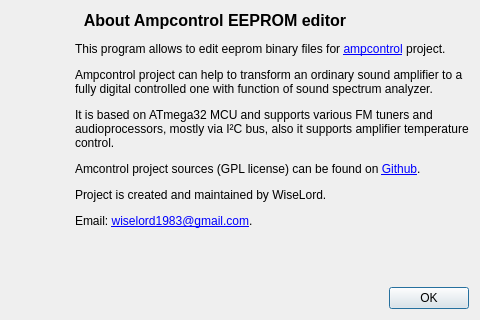
This is editor/aboutdialog.ui in WiseLord/ampcontrol as Qt 5 draws it before an edit. The edited form follows.
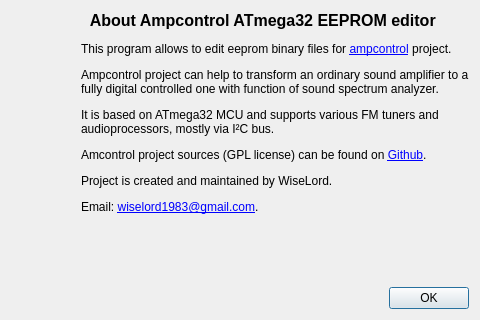
This is the edited form. Icons and pictures are not drawn.

Commit message: editor: fixed info in about dialog

```diff
--- a/editor/aboutdialog.ui
+++ b/editor/aboutdialog.ui
@@ -48,7 +48,7 @@
       <item>
        <widget class="QLabel" name="lblDesc">
         <property name="text">
-         <string>&lt;html&gt;&lt;head/&gt;&lt;body&gt;&lt;p&gt;&lt;span style=&quot; font-size:12pt; font-weight:600;&quot;&gt;&amp;nbsp;&amp;nbsp;About Ampcontrol EEPROM editor&lt;/span&gt;&lt;/p&gt;&lt;p&gt;This program allows to edit eeprom binary files for &lt;a href=&quot;http://wiselord.github.io/ampcontrol.html&quot;&gt;&lt;span style=&quot; text-decoration: underline; color:#0000ff;&quot;&gt;ampcontrol&lt;/span&gt;&lt;/a&gt; project.&lt;/p&gt;&lt;p&gt;Ampcontrol project can help to transform an ordinary sound amplifier to a fully digital controlled one with function of sound spectrum analyzer.&lt;/p&gt;&lt;p&gt;It is based on ATmega32 MCU and supports various FM tuners and audioprocessors, mostly via I²C bus, also it supports amplifier temperature control.&lt;/p&gt;&lt;p&gt;Amcontrol project sources (GPL license) can be found on &lt;a href=&quot;https://github.com/WiseLord/ampcontrol&quot;&gt;&lt;span style=&quot; text-decoration: underline; color:#0000ff;&quot;&gt;Github&lt;/span&gt;&lt;/a&gt;.&lt;/p&gt;&lt;p&gt;Project is created and maintained by WiseLord.&lt;/p&gt;&lt;p&gt;Email: &lt;a href=&quot;mailto:wiselord1983@gmail.com&quot;&gt;&lt;span style=&quot; text-decoration: underline; color:#0000ff;&quot;&gt;wiselord1983@gmail.com&lt;/span&gt;&lt;/a&gt;.&lt;/p&gt;&lt;/body&gt;&lt;/html&gt;</string>
+         <string>&lt;html&gt;&lt;head/&gt;&lt;body&gt;&lt;p&gt;&lt;span style=&quot; font-size:12pt; font-weight:600;&quot;&gt;  About Ampcontrol ATmega32 EEPROM editor&lt;/span&gt;&lt;/p&gt;&lt;p&gt;This program allows to edit eeprom binary files for &lt;a href=&quot;http://wiselord.github.io/avr/ampcontrol/&quot;&gt;&lt;span style=&quot; text-decoration: underline; color:#0000ff;&quot;&gt;ampcontrol&lt;/span&gt;&lt;/a&gt; project.&lt;/p&gt;&lt;p&gt;Ampcontrol project can help to transform an ordinary sound amplifier to a fully digital controlled one with function of sound spectrum analyzer.&lt;/p&gt;&lt;p&gt;It is based on ATmega32 MCU and supports various FM tuners and audioprocessors, mostly via I²C bus.&lt;/p&gt;&lt;p&gt;Amcontrol project sources (GPL license) can be found on &lt;a href=&quot;https://github.com/WiseLord/ampcontrol&quot;&gt;&lt;span style=&quot; text-decoration: underline; color:#0000ff;&quot;&gt;Github&lt;/span&gt;&lt;/a&gt;.&lt;/p&gt;&lt;p&gt;Project is created and maintained by WiseLord.&lt;/p&gt;&lt;p&gt;Email: &lt;a href=&quot;mailto:wiselord1983@gmail.com&quot;&gt;&lt;span style=&quot; text-decoration: underline; color:#0000ff;&quot;&gt;wiselord1983@gmail.com&lt;/span&gt;&lt;/a&gt;.&lt;/p&gt;&lt;/body&gt;&lt;/html&gt;</string>
         </property>
         <property name="alignment">
          <set>Qt::AlignLeading|Qt::AlignLeft|Qt::AlignTop</set>
```
